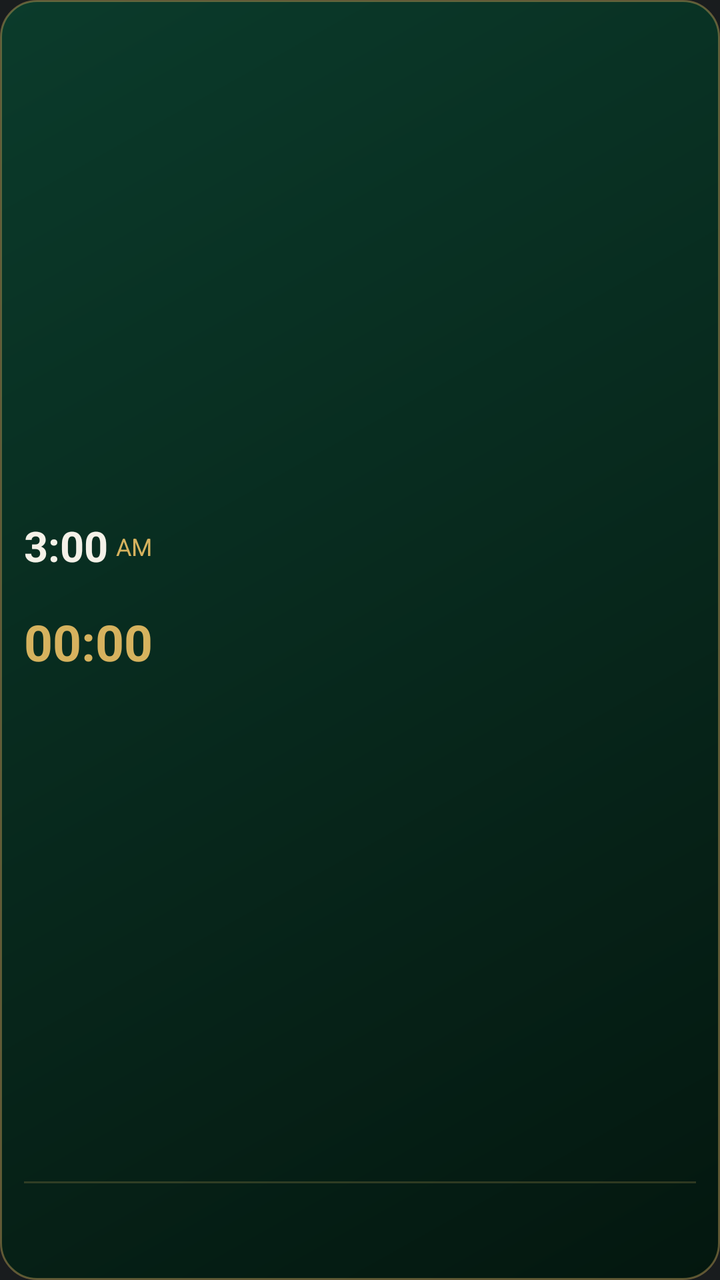
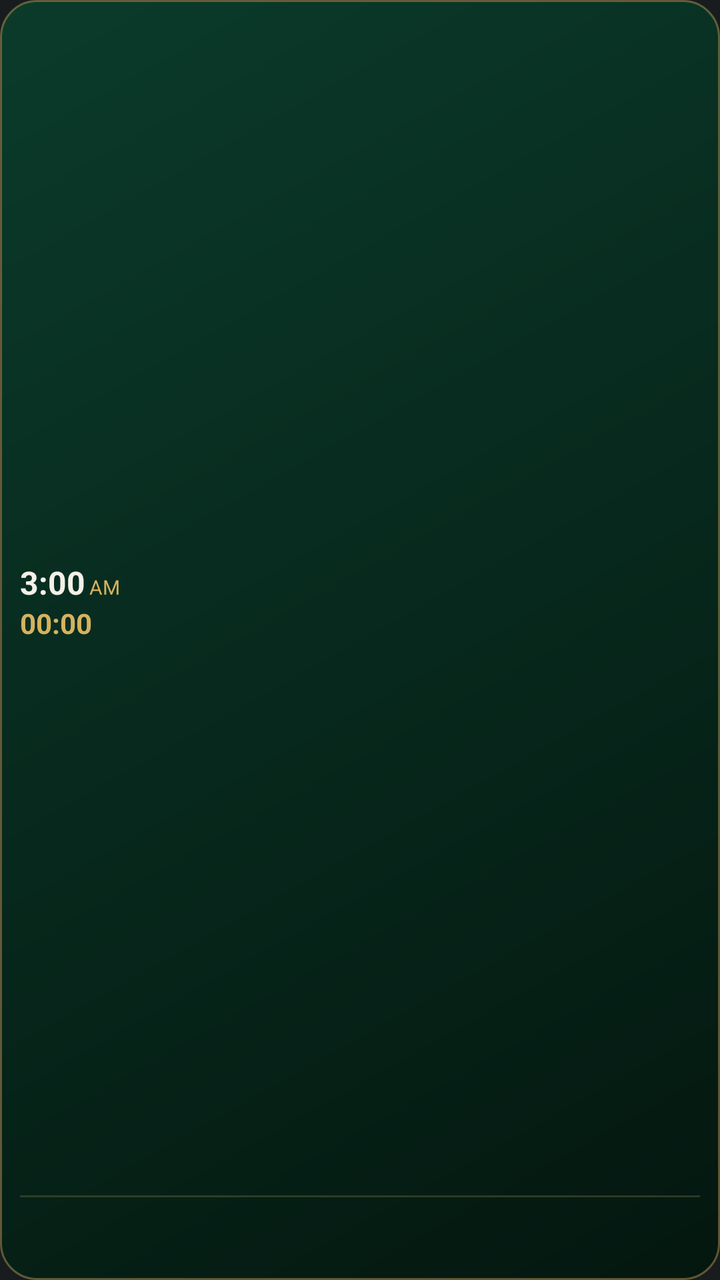

An Android layout rendered at two revisions. The XML below is the earlier revision; the diff shows what the commit changed to produce the second picture.
<!-- AndroidManifest.xml: application theme android:Theme.DeviceDefault.NoActionBar -->
<!-- res/layout/widget.xml -->
<?xml version="1.0" encoding="utf-8"?>
<LinearLayout xmlns:android="http://schemas.android.com/apk/res/android"
    android:id="@+id/wroot"
    android:layout_width="match_parent"
    android:layout_height="match_parent"
    android:orientation="vertical"
    android:layoutDirection="rtl"
    android:paddingStart="12dp"
    android:paddingEnd="12dp"
    android:paddingTop="8dp"
    android:paddingBottom="6dp"
    android:background="@drawable/widget_bg">

    
    <LinearLayout
        android:layout_width="match_parent"
        android:layout_height="0dp"
        android:layout_weight="1"
        android:orientation="horizontal"
        android:gravity="center_vertical">

        <LinearLayout
            android:layout_width="0dp"
            android:layout_height="wrap_content"
            android:layout_weight="1"
            android:orientation="vertical">
            <TextView
                android:id="@+id/wcity"
                android:layout_width="wrap_content"
                android:layout_height="wrap_content"
                android:textColor="#A9C2B4"
                android:textSize="13sp"
                android:singleLine="true" />
            <TextView
                android:id="@+id/wnext"
                android:layout_width="wrap_content"
                android:layout_height="wrap_content"
                android:textColor="#D6B25E"
                android:textSize="24sp"
                android:textStyle="bold" />
            <TextView
                android:id="@+id/wat"
                android:layout_width="wrap_content"
                android:layout_height="wrap_content"
                android:textColor="#F4F1E8"
                android:textSize="13sp" />
        </LinearLayout>

        <LinearLayout
            android:layout_width="wrap_content"
            android:layout_height="wrap_content"
            android:orientation="vertical"
            android:gravity="end">
            <LinearLayout
                android:layout_width="wrap_content"
                android:layout_height="wrap_content"
                android:orientation="horizontal"
                android:layoutDirection="ltr"
                android:gravity="bottom">
                <TextClock
                    android:id="@+id/wclk"
                    android:layout_width="wrap_content"
                    android:layout_height="wrap_content"
                    android:format12Hour="h:mm"
                    android:format24Hour="h:mm"
                    android:timeZone="GMT+03:00"
                    android:textColor="#F4F1E8"
                    android:textSize="21sp"
                    android:textStyle="bold" />
                <TextClock
                    android:id="@+id/wap"
                    android:layout_width="wrap_content"
                    android:layout_height="wrap_content"
                    android:layout_marginStart="4dp"
                    android:layout_marginBottom="3dp"
                    android:format12Hour="a"
                    android:format24Hour="a"
                    android:timeZone="GMT+03:00"
                    android:textColor="#D6B25E"
                    android:textSize="12sp" />
            </LinearLayout>
            <TextView
                android:id="@+id/wlab"
                android:layout_width="wrap_content"
                android:layout_height="wrap_content"
                android:layout_marginTop="2dp"
                android:textColor="#A9C2B4"
                android:textSize="11sp" />
            <Chronometer
                android:id="@+id/wcd"
                android:layout_width="wrap_content"
                android:layout_height="wrap_content"
                android:layoutDirection="ltr"
                android:textColor="#D6B25E"
                android:textSize="25sp"
                android:textStyle="bold" />
            <TextView
                android:id="@+id/wcdt"
                android:layout_width="wrap_content"
                android:layout_height="wrap_content"
                android:textColor="#D6B25E"
                android:textSize="20sp"
                android:textStyle="bold"
                android:visibility="gone" />
        </LinearLayout>
    </LinearLayout>

    <FrameLayout
        android:layout_width="match_parent"
        android:layout_height="1dp"
        android:layout_marginTop="2dp"
        android:layout_marginBottom="3dp"
        android:background="#33D6B25E" />

    
    <LinearLayout
        android:layout_width="match_parent"
        android:layout_height="wrap_content"
        android:orientation="horizontal"
        android:weightSum="5">
        <LinearLayout android:id="@+id/c0" android:layout_width="0dp" android:layout_height="wrap_content" android:layout_weight="1" android:layout_margin="2dp" android:paddingTop="3dp" android:paddingBottom="3dp" android:orientation="vertical" android:gravity="center">
            <TextView android:id="@+id/n0" android:layout_width="wrap_content" android:layout_height="wrap_content" android:textColor="#A9C2B4" android:textSize="11sp" />
            <TextView android:id="@+id/t0" android:layout_width="wrap_content" android:layout_height="wrap_content" android:textColor="#F4F1E8" android:textSize="11sp" android:textStyle="bold" />
        </LinearLayout>
        <LinearLayout android:id="@+id/c1" android:layout_width="0dp" android:layout_height="wrap_content" android:layout_weight="1" android:layout_margin="2dp" android:paddingTop="3dp" android:paddingBottom="3dp" android:orientation="vertical" android:gravity="center">
            <TextView android:id="@+id/n1" android:layout_width="wrap_content" android:layout_height="wrap_content" android:textColor="#A9C2B4" android:textSize="11sp" />
            <TextView android:id="@+id/t1" android:layout_width="wrap_content" android:layout_height="wrap_content" android:textColor="#F4F1E8" android:textSize="11sp" android:textStyle="bold" />
        </LinearLayout>
        <LinearLayout android:id="@+id/c2" android:layout_width="0dp" android:layout_height="wrap_content" android:layout_weight="1" android:layout_margin="2dp" android:paddingTop="3dp" android:paddingBottom="3dp" android:orientation="vertical" android:gravity="center">
            <TextView android:id="@+id/n2" android:layout_width="wrap_content" android:layout_height="wrap_content" android:textColor="#A9C2B4" android:textSize="11sp" />
            <TextView android:id="@+id/t2" android:layout_width="wrap_content" android:layout_height="wrap_content" android:textColor="#F4F1E8" android:textSize="11sp" android:textStyle="bold" />
        </LinearLayout>
        <LinearLayout android:id="@+id/c3" android:layout_width="0dp" android:layout_height="wrap_content" android:layout_weight="1" android:layout_margin="2dp" android:paddingTop="3dp" android:paddingBottom="3dp" android:orientation="vertical" android:gravity="center">
            <TextView android:id="@+id/n3" android:layout_width="wrap_content" android:layout_height="wrap_content" android:textColor="#A9C2B4" android:textSize="11sp" />
            <TextView android:id="@+id/t3" android:layout_width="wrap_content" android:layout_height="wrap_content" android:textColor="#F4F1E8" android:textSize="11sp" android:textStyle="bold" />
        </LinearLayout>
        <LinearLayout android:id="@+id/c4" android:layout_width="0dp" android:layout_height="wrap_content" android:layout_weight="1" android:layout_margin="2dp" android:paddingTop="3dp" android:paddingBottom="3dp" android:orientation="vertical" android:gravity="center">
            <TextView android:id="@+id/n4" android:layout_width="wrap_content" android:layout_height="wrap_content" android:textColor="#A9C2B4" android:textSize="11sp" />
            <TextView android:id="@+id/t4" android:layout_width="wrap_content" android:layout_height="wrap_content" android:textColor="#F4F1E8" android:textSize="11sp" android:textStyle="bold" />
        </LinearLayout>
    </LinearLayout>
</LinearLayout>
<!-- resources referenced by this layout -->
<resources>
  <!-- drawable widget_bg (drawable) -->
  <?xml version="1.0" encoding="utf-8"?>
  <shape xmlns:android="http://schemas.android.com/apk/res/android" android:shape="rectangle">
      <gradient android:startColor="#0B3B2B" android:endColor="#04170F" android:angle="315" />
      <stroke android:width="1dp" android:color="#66D6B25E" />
      <corners android:radius="18dp" />
  </shape>
</resources>

<!-- the commit's change to res/layout/widget.xml (unified diff, before → after) -->
@@ -1,13 +1,12 @@
-<?xml version="1.0" encoding="utf-8"?>
 <LinearLayout xmlns:android="http://schemas.android.com/apk/res/android"
     android:id="@+id/wroot"
     android:layout_width="match_parent"
     android:layout_height="match_parent"
     android:orientation="vertical"
     android:layoutDirection="rtl"
-    android:paddingStart="12dp"
-    android:paddingEnd="12dp"
-    android:paddingTop="8dp"
+    android:paddingStart="10dp"
+    android:paddingEnd="10dp"
+    android:paddingTop="6dp"
     android:paddingBottom="6dp"
     android:background="@drawable/widget_bg">
 
@@ -19,44 +18,59 @@
         android:orientation="horizontal"
         android:gravity="center_vertical">
 
+        
         <LinearLayout
             android:layout_width="0dp"
             android:layout_height="wrap_content"
             android:layout_weight="1"
             android:orientation="vertical">
+
             <TextView
                 android:id="@+id/wcity"
                 android:layout_width="wrap_content"
                 android:layout_height="wrap_content"
                 android:textColor="#A9C2B4"
-                android:textSize="13sp"
-                android:singleLine="true" />
-            <TextView
-                android:id="@+id/wnext"
-                android:layout_width="wrap_content"
-                android:layout_height="wrap_content"
-                android:textColor="#D6B25E"
-                android:textSize="24sp"
-                android:textStyle="bold" />
-            <TextView
-                android:id="@+id/wat"
-                android:layout_width="wrap_content"
-                android:layout_height="wrap_content"
-                android:textColor="#F4F1E8"
-                android:textSize="13sp" />
-        </LinearLayout>
-
+                android:textSize="12sp"
+                android:singleLine="true"/>
+
+            <LinearLayout
+                android:layout_width="wrap_content"
+                android:layout_height="wrap_content"
+                android:orientation="horizontal"
+                android:gravity="baseline">
+
+                <TextView
+                    android:id="@+id/wnext"
+                    android:layout_width="wrap_content"
+                    android:layout_height="wrap_content"
+                    android:textColor="#D6B25E"
+                    android:textSize="18sp"
+                    android:textStyle="bold"/>
+
+                <TextView
+                    android:id="@+id/wat"
+                    android:layout_width="wrap_content"
+                    android:layout_height="wrap_content"
+                    android:layout_marginStart="6dp"
+                    android:textColor="#F4F1E8"
+                    android:textSize="12sp"/>
+            </LinearLayout>
+        </LinearLayout>
+
+        
         <LinearLayout
             android:layout_width="wrap_content"
             android:layout_height="wrap_content"
             android:orientation="vertical"
             android:gravity="end">
+
             <LinearLayout
                 android:layout_width="wrap_content"
                 android:layout_height="wrap_content"
                 android:orientation="horizontal"
                 android:layoutDirection="ltr"
                 android:gravity="bottom">
+
                 <TextClock
                     android:id="@+id/wclk"
                     android:layout_width="wrap_content"
@@ -65,52 +79,63 @@
                     android:format24Hour="h:mm"
                     android:timeZone="GMT+03:00"
                     android:textColor="#F4F1E8"
-                    android:textSize="21sp"
-                    android:textStyle="bold" />
+                    android:textSize="16sp"
+                    android:textStyle="bold"/>
+
                 <TextClock
                     android:id="@+id/wap"
                     android:layout_width="wrap_content"
                     android:layout_height="wrap_content"
-                    android:layout_marginStart="4dp"
-                    android:layout_marginBottom="3dp"
+                    android:layout_marginStart="2dp"
                     android:format12Hour="a"
                     android:format24Hour="a"
                     android:timeZone="GMT+03:00"
                     android:textColor="#D6B25E"
-                    android:textSize="12sp" />
+                    android:textSize="10sp"/>
             </LinearLayout>
-            <TextView
-                android:id="@+id/wlab"
-                android:layout_width="wrap_content"
-                android:layout_height="wrap_content"
-                android:layout_marginTop="2dp"
-                android:textColor="#A9C2B4"
-                android:textSize="11sp" />
-            <Chronometer
-                android:id="@+id/wcd"
-                android:layout_width="wrap_content"
-                android:layout_height="wrap_content"
-                android:layoutDirection="ltr"
-                android:textColor="#D6B25E"
-                android:textSize="25sp"
-                android:textStyle="bold" />
-            <TextView
-                android:id="@+id/wcdt"
-                android:layout_width="wrap_content"
-                android:layout_height="wrap_content"
-                android:textColor="#D6B25E"
-                android:textSize="20sp"
-                android:textStyle="bold"
-                android:visibility="gone" />
+
+            <LinearLayout
+                android:layout_width="wrap_content"
+                android:layout_height="wrap_content"
+                android:orientation="horizontal"
+                android:gravity="center_vertical">
+
+                <TextView
+                    android:id="@+id/wlab"
+                    android:layout_width="wrap_content"
+                    android:layout_height="wrap_content"
+                    android:layout_marginEnd="4dp"
+                    android:textColor="#A9C2B4"
+                    android:textSize="10sp"/>
+
+                <Chronometer
+                    android:id="@+id/wcd"
+                    android:layout_width="wrap_content"
+                    android:layout_height="wrap_content"
+                    android:layoutDirection="ltr"
+                    android:textColor="#D6B25E"
+                    android:textSize="14sp"
+                    android:textStyle="bold"/>
+
+                <TextView
+                    android:id="@+id/wcdt"
+                    android:layout_width="wrap_content"
+                    android:layout_height="wrap_content"
+                    android:textColor="#D6B25E"
+                    android:textSize="14sp"
+                    android:textStyle="bold"
+                    android:visibility="gone"/>
+            </LinearLayout>
         </LinearLayout>
     </LinearLayout>
 
+    
     <FrameLayout
         android:layout_width="match_parent"
         android:layout_height="1dp"
         android:layout_marginTop="2dp"
-        android:layout_marginBottom="3dp"
-        android:background="#33D6B25E" />
+        android:layout_marginBottom="2dp"
+        android:background="#33D6B25E"/>
 
     
     <LinearLayout
@@ -118,25 +143,141 @@
         android:layout_height="wrap_content"
         android:orientation="horizontal"
         android:weightSum="5">
-        <LinearLayout android:id="@+id/c0" android:layout_width="0dp" android:layout_height="wrap_content" android:layout_weight="1" android:layout_margin="2dp" android:paddingTop="3dp" android:paddingBottom="3dp" android:orientation="vertical" android:gravity="center">
-            <TextView android:id="@+id/n0" android:layout_width="wrap_content" android:layout_height="wrap_content" android:textColor="#A9C2B4" android:textSize="11sp" />
-            <TextView android:id="@+id/t0" android:layout_width="wrap_content" android:layout_height="wrap_content" android:textColor="#F4F1E8" android:textSize="11sp" android:textStyle="bold" />
-        </LinearLayout>
-        <LinearLayout android:id="@+id/c1" android:layout_width="0dp" android:layout_height="wrap_content" android:layout_weight="1" android:layout_margin="2dp" android:paddingTop="3dp" android:paddingBottom="3dp" android:orientation="vertical" android:gravity="center">
-            <TextView android:id="@+id/n1" android:layout_width="wrap_content" android:layout_height="wrap_content" android:textColor="#A9C2B4" android:textSize="11sp" />
-            <TextView android:id="@+id/t1" android:layout_width="wrap_content" android:layout_height="wrap_content" android:textColor="#F4F1E8" android:textSize="11sp" android:textStyle="bold" />
-        </LinearLayout>
-        <LinearLayout android:id="@+id/c2" android:layout_width="0dp" android:layout_height="wrap_content" android:layout_weight="1" android:layout_margin="2dp" android:paddingTop="3dp" android:paddingBottom="3dp" android:orientation="vertical" android:gravity="center">
-            <TextView android:id="@+id/n2" android:layout_width="wrap_content" android:layout_height="wrap_content" android:textColor="#A9C2B4" android:textSize="11sp" />
-            <TextView android:id="@+id/t2" android:layout_width="wrap_content" android:layout_height="wrap_content" android:textColor="#F4F1E8" android:textSize="11sp" android:textStyle="bold" />
-        </LinearLayout>
-        <LinearLayout android:id="@+id/c3" android:layout_width="0dp" android:layout_height="wrap_content" android:layout_weight="1" android:layout_margin="2dp" android:paddingTop="3dp" android:paddingBottom="3dp" android:orientation="vertical" android:gravity="center">
-            <TextView android:id="@+id/n3" android:layout_width="wrap_content" android:layout_height="wrap_content" android:textColor="#A9C2B4" android:textSize="11sp" />
-            <TextView android:id="@+id/t3" android:layout_width="wrap_content" android:layout_height="wrap_content" android:textColor="#F4F1E8" android:textSize="11sp" android:textStyle="bold" />
-        </LinearLayout>
-        <LinearLayout android:id="@+id/c4" android:layout_width="0dp" android:layout_height="wrap_content" android:layout_weight="1" android:layout_margin="2dp" android:paddingTop="3dp" android:paddingBottom="3dp" android:orientation="vertical" android:gravity="center">
-            <TextView android:id="@+id/n4" android:layout_width="wrap_content" android:layout_height="wrap_content" android:textColor="#A9C2B4" android:textSize="11sp" />
-            <TextView android:id="@+id/t4" android:layout_width="wrap_content" android:layout_height="wrap_content" android:textColor="#F4F1E8" android:textSize="11sp" android:textStyle="bold" />
+
+        <LinearLayout
+            android:id="@+id/c0"
+            android:layout_width="0dp"
+            android:layout_height="wrap_content"
+            android:layout_weight="1"
+            android:layout_margin="1dp"
+            android:paddingTop="2dp"
+            android:paddingBottom="2dp"
+            android:orientation="vertical"
+            android:gravity="center">
+
+            <TextView
+                android:id="@+id/n0"
+                android:layout_width="wrap_content"
+                android:layout_height="wrap_content"
+                android:textColor="#A9C2B4"
+                android:textSize="10sp"/>
+
+            <TextView
+                android:id="@+id/t0"
+                android:layout_width="wrap_content"
+                android:layout_height="wrap_content"
+                android:textColor="#F4F1E8"
+                android:textSize="10sp"
+                android:textStyle="bold"/>
+        </LinearLayout>
+
+        <LinearLayout
+            android:id="@+id/c1"
+            android:layout_width="0dp"
+            android:layout_height="wrap_content"
+            android:layout_weight="1"
+            android:layout_margin="1dp"
+            android:paddingTop="2dp"
+            android:paddingBottom="2dp"
+            android:orientation="vertical"
+            android:gravity="center">
+
+            <TextView
+                android:id="@+id/n1"
+                android:layout_width="wrap_content"
+                android:layout_height="wrap_content"
+                android:textColor="#A9C2B4"
+                android:textSize="10sp"/>
+
+            <TextView
+                android:id="@+id/t1"
+                android:layout_width="wrap_content"
+                android:layout_height="wrap_content"
+                android:textColor="#F4F1E8"
+                android:textSize="10sp"
+                android:textStyle="bold"/>
+        </LinearLayout>
+
+        <LinearLayout
+            android:id="@+id/c2"
+            android:layout_width="0dp"
+            android:layout_height="wrap_content"
+            android:layout_weight="1"
+            android:layout_margin="1dp"
+            android:paddingTop="2dp"
+            android:paddingBottom="2dp"
+            android:orientation="vertical"
+            android:gravity="center">
+
+            <TextView
+                android:id="@+id/n2"
+                android:layout_width="wrap_content"
+                android:layout_height="wrap_content"
+                android:textColor="#A9C2B4"
+                android:textSize="10sp"/>
+
+            <TextView
+                android:id="@+id/t2"
+                android:layout_width="wrap_content"
+                android:layout_height="wrap_content"
+                android:textColor="#F4F1E8"
+                android:textSize="10sp"
+                android:textStyle="bold"/>
+        </LinearLayout>
+
+        <LinearLayout
+            android:id="@+id/c3"
+            android:layout_width="0dp"
+            android:layout_height="wrap_content"
+            android:layout_weight="1"
+            android:layout_margin="1dp"
+            android:paddingTop="2dp"
+            android:paddingBottom="2dp"
+            android:orientation="vertical"
+            android:gravity="center">
+
+            <TextView
+                android:id="@+id/n3"
+                android:layout_width="wrap_content"
+                android:layout_height="wrap_content"
+                android:textColor="#A9C2B4"
+                android:textSize="10sp"/>
+
+            <TextView
+                android:id="@+id/t3"
+                android:layout_width="wrap_content"
+                android:layout_height="wrap_content"
+                android:textColor="#F4F1E8"
+                android:textSize="10sp"
+                android:textStyle="bold"/>
+        </LinearLayout>
+
+        <LinearLayout
+            android:id="@+id/c4"
+            android:layout_width="0dp"
+            android:layout_height="wrap_content"
+            android:layout_weight="1"
+            android:layout_margin="1dp"
+            android:paddingTop="2dp"
+            android:paddingBottom="2dp"
+            android:orientation="vertical"
+            android:gravity="center">
+
+            <TextView
+                android:id="@+id/n4"
+                android:layout_width="wrap_content"
+                android:layout_height="wrap_content"
+                android:textColor="#A9C2B4"
+                android:textSize="10sp"/>
+
+            <TextView
+                android:id="@+id/t4"
+                android:layout_width="wrap_content"
+                android:layout_height="wrap_content"
+                android:textColor="#F4F1E8"
+                android:textSize="10sp"
+                android:textStyle="bold"/>
         </LinearLayout>
     </LinearLayout>
+
 </LinearLayout>
